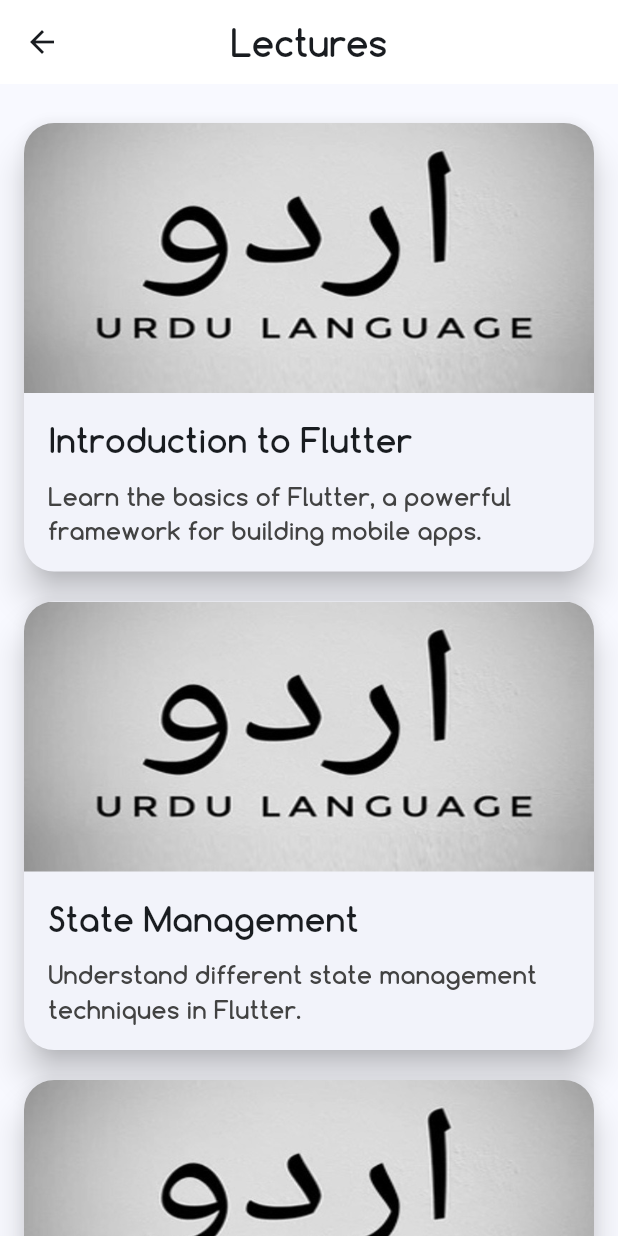
After one commit to MuhammadAhmad338/GKWITHAKHTARMALIK, a Flutter app: the LecturePage screen opened by its route, on a phone screen of 412 x 824 dp. The commit adds this screen. Run offline on Flutter 3.47's test engine with Material 3 defaults, Android fonts, the phone set to English and light mode, and no system bars; our stand-ins replace firebase_auth, firebase_core, video_player; accounts and stored records are empty.

Commit message:
latest commits

```diff
--- a/lib/Helper/routes.dart
+++ b/lib/Helper/routes.dart
@@ -1,6 +1,8 @@
 import 'package:flutter/material.dart';
 import 'package:gkwithakhtarmalik/views/coursespage.dart';
 import 'package:gkwithakhtarmalik/views/homepage.dart';
+import 'package:gkwithakhtarmalik/views/lectureVideopage.dart';
+import 'package:gkwithakhtarmalik/views/lecturepage.dart';
 import 'package:gkwithakhtarmalik/views/quizespage.dart';
 import 'package:gkwithakhtarmalik/views/signinpage.dart';
 import 'package:gkwithakhtarmalik/views/signuppage.dart';
@@ -15,6 +17,8 @@ class Routes {
   static const String course = '/course';
   static const String quiz = '/quiz';
   static const String videoconference = '/videoconference';
+  static const String lectures = '/lectures';
+  static const String lectureVideo = '/lecturesvideo';
 
   static Route<dynamic> generateRoute(RouteSettings settings) {
     switch (settings.name) {
@@ -32,6 +36,10 @@ class Routes {
         return MaterialPageRoute(builder: (_) => const QuizesPage());
       case videoconference:
         return MaterialPageRoute(builder: (_) => const VideoConference());
+      case lectures:
+        return MaterialPageRoute(builder: (_) => const LecturePage());
+      case lectureVideo:
+        return MaterialPageRoute(builder: (_) => const VideoPlayerScreen());
       default:
         return MaterialPageRoute(
           builder: (_) => Scaffold(
--- a/lib/main.dart
+++ b/lib/main.dart
@@ -26,7 +26,7 @@ class MyApp extends StatelessWidget {
       title: 'GK WITH AKHTAR MALIK',
       debugShowCheckedModeBanner: false,
       theme: ThemeData(
-        colorScheme: ColorScheme.fromSeed(seedColor: Colors.deepPurple),
+        colorScheme: ColorScheme.fromSeed(seedColor: Colors.blue),
         useMaterial3: true,
         fontFamily: 'Comfortaa',
       ),
--- /dev/null
+++ b/lib/views/lecturepage.dart
@@ -0,0 +1,109 @@
+import 'package:flutter/material.dart';
+
+class LecturePage extends StatefulWidget {
+  const LecturePage({super.key});
+
+  @override
+  State<LecturePage> createState() => _LecturePageState();
+}
+
+class _LecturePageState extends State<LecturePage> {
+  final List<Map<String, String>> lectures = [
+    {
+      'title': 'Introduction to Flutter',
+      'description':
+          'Learn the basics of Flutter, a powerful framework for building mobile apps.',
+      'image': 'assets/images/courses/course8.jpg',
+    },
+    {
+      'title': 'State Management',
+      'description':
+          'Understand different state management techniques in Flutter.',
+      'image': 'assets/images/courses/course8.jpg',
+    },
+    {
+      'title': 'Building Beautiful UIs',
+      'description':
+          'Explore tips and tricks for designing beautiful user interfaces in Flutter.',
+      'image': 'assets/images/courses/course8.jpg',
+    },
+  ];
+
+  @override
+  Widget build(BuildContext context) {
+    return Scaffold(
+      appBar: AppBar(
+        title: const Text(
+          'Lectures',
+          style: TextStyle(
+            fontWeight: FontWeight.bold,
+            fontSize: 24,
+          ),
+        ),
+        centerTitle: true,
+        backgroundColor: Colors.white,
+        elevation: 0,
+      ),
+      body: Container(
+        child: ListView.builder(
+          padding: const EdgeInsets.all(16.0),
+          itemCount: lectures.length,
+          itemBuilder: (context, index) {
+            return GestureDetector(
+              onTap: () {
+                Navigator.of(context).popAndPushNamed('/lecturesvideo');
+              },
+              child: Card(
+                elevation: 10,
+                margin: const EdgeInsets.symmetric(vertical: 10),
+                shape: RoundedRectangleBorder(
+                  borderRadius: BorderRadius.circular(20),
+                ),
+                child: Column(
+                  crossAxisAlignment: CrossAxisAlignment.start,
+                  children: [
+                    ClipRRect(
+                      borderRadius: const BorderRadius.only(
+                        topLeft: Radius.circular(20),
+                        topRight: Radius.circular(20),
+                      ),
+                      child: Image.asset(
+                        lectures[index]['image']!,
+                        height: 180,
+                        width: double.infinity,
+                        fit: BoxFit.cover,
+                      ),
+                    ),
+                    Padding(
+                      padding: const EdgeInsets.all(16.0),
+                      child: Column(
+                        crossAxisAlignment: CrossAxisAlignment.start,
+                        children: [
+                          Text(
+                            lectures[index]['title']!,
+                            style: const TextStyle(
+                              fontSize: 22,
+                              fontWeight: FontWeight.bold,
+                            ),
+                          ),
+                          const SizedBox(height: 10),
+                          Text(
+                            lectures[index]['description']!,
+                            style: TextStyle(
+                              fontSize: 16,
+                              color: Colors.grey[800],
+                            ),
+                          ),
+                        ],
+                      ),
+                    ),
+                  ],
+                ),
+              ),
+            );
+          },
+        ),
+      ),
+    );
+  }
+}
--- a/pubspec.yaml
+++ b/pubspec.yaml
@@ -38,6 +38,7 @@ dependencies:
   provider: ^6.1.2
   firebase_core: ^3.0.0
   firebase_auth: ^5.0.0
+  video_player: ^2.9.1
 
 dev_dependencies:
   flutter_test:
```
Also changed, not shown: lib/views/coursespage.dart (+34 -15 lines), lib/views/lectureVideopage.dart (added, +77 -0 lines), pubspec.lock, 2 other files.
